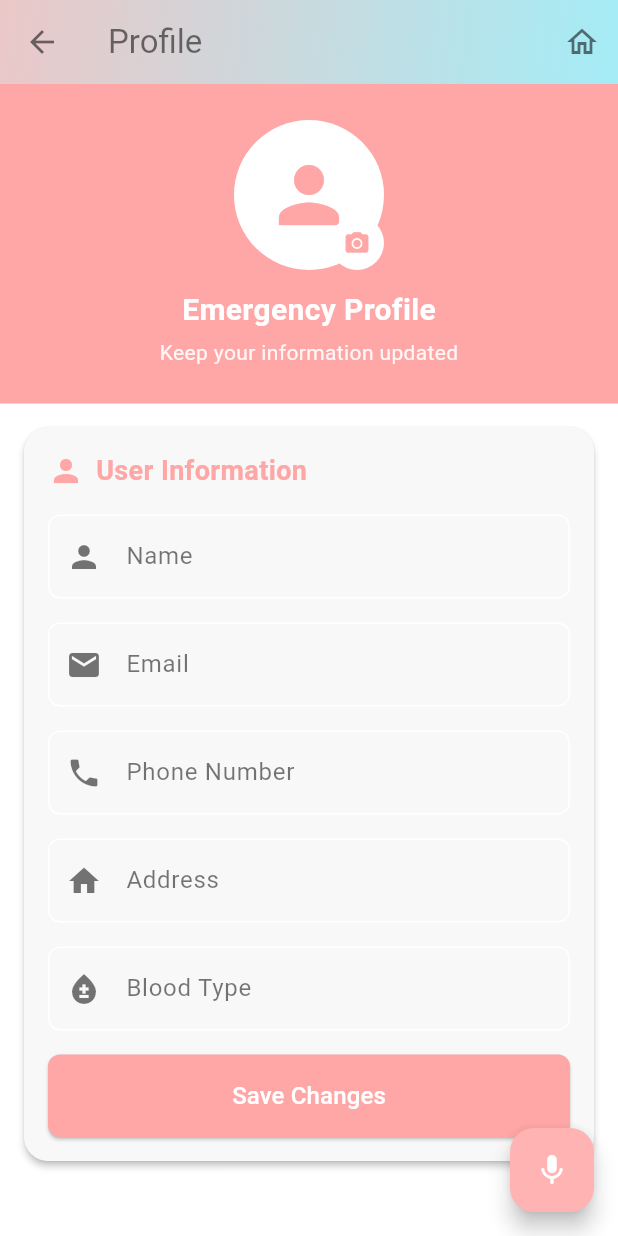
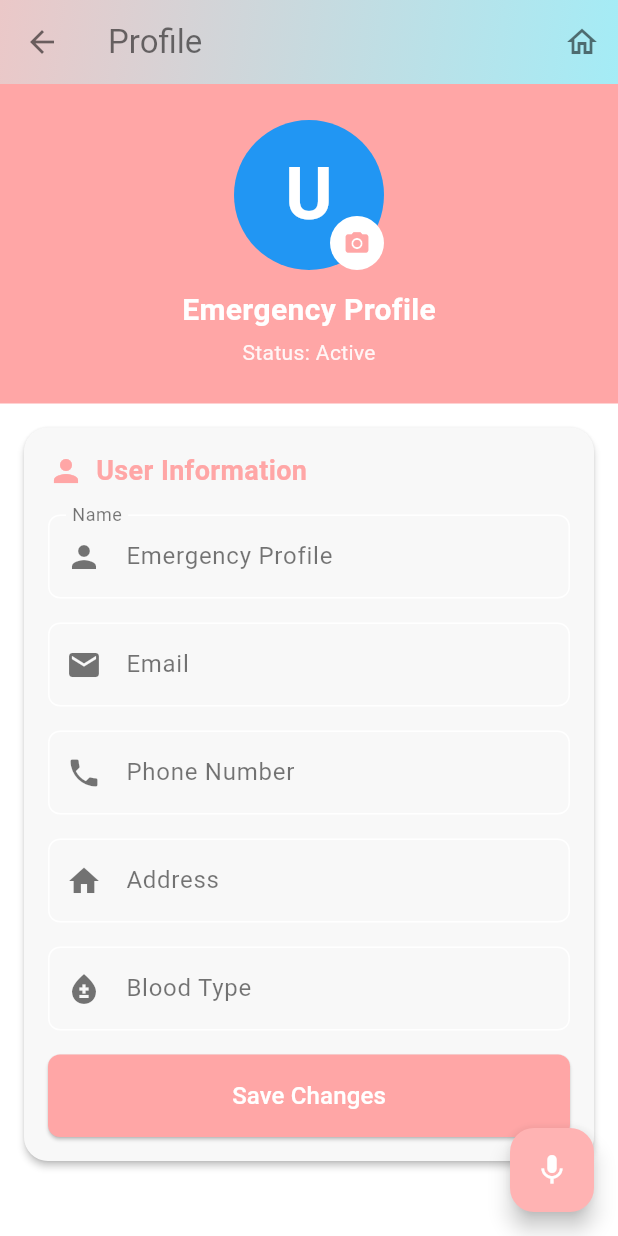
Before and after one commit to Hagerh/-BEACON-app-, a Flutter app: the ProfileScreen screen opened by its route, on a phone screen of 412 x 824 dp. Run offline on Flutter 3.47's test engine with Material 3 defaults, Android fonts, the light colour scheme and no system bars.

Commit message:
Refactor ProfileScreen to accept parameters and args

```diff
--- a/lib/presentation/screens/profile_screen.dart
+++ b/lib/presentation/screens/profile_screen.dart
@@ -1,11 +1,29 @@
 import 'package:flutter/material.dart';
-import 'package:projectdemo/presentation/widgets/footer_widget.dart';
 import 'package:projectdemo/presentation/widgets/profileImage_widget.dart';
 import 'package:projectdemo/presentation/widgets/userInfoCard_widget.dart';
 import 'package:projectdemo/presentation/widgets/voice_widget.dart';
 
 class ProfileScreen extends StatelessWidget {
-  const ProfileScreen({super.key});
+  final String? name;
+  final String? avatarLetter;
+  final Color? avatarColor;
+  final String? status;
+  final String? email;
+  final String? phone;
+  final String? address;
+  final String? bloodType;
+
+  const ProfileScreen({
+    super.key,
+    this.name,
+    this.avatarLetter,
+    this.avatarColor,
+    this.status,
+    this.email,
+    this.phone,
+    this.address,
+    this.bloodType,
+  });
 
   @override
   Widget build(BuildContext context) {
@@ -13,7 +31,15 @@ class ProfileScreen extends StatelessWidget {
       builder: (context, orientation) {
         final isLandscape = orientation == Orientation.landscape;
 
-        return Scaffold(
+
+  final args = ModalRoute.of(context)?.settings.arguments as Map<String, dynamic>?;
+  // for sake of compatibility with navigation that passes arguments                 !IMPORTANT BY JOJO ASK TEAM
+  final displayName = name ?? args?['name'] as String? ?? 'Emergency Profile';
+  final displayAvatar = avatarLetter ?? args?['avatar'] as String? ?? 'U';
+  final displayColor = avatarColor ?? args?['color'] as Color? ?? Colors.blue;
+  final displayStatus = status ?? args?['status'] as String? ?? 'Active';
+
+  return Scaffold(
           appBar: AppBar(
             actions: [
               IconButton(
@@ -41,7 +67,16 @@ class ProfileScreen extends StatelessWidget {
           body: isLandscape
               ? Row(
                   children: [
-                    SizedBox(width: 250, child: const ProfileimageWidget()),
+                    SizedBox(
+                      width: 250,
+                      child: ProfileimageWidget(
+                        avatarLetter: displayAvatar,
+                        avatarColor: displayColor,
+                        title: displayName,
+                        subtitle: 'Status: $displayStatus',
+                        showCamera: args == null,
+                      ),
+                    ),
 
                     const VerticalDivider(width: 1),
 
@@ -50,7 +85,14 @@ class ProfileScreen extends StatelessWidget {
                         child: Center(
                           child: Padding(
                             padding: const EdgeInsets.all(16.0),
-                            child: UserinfocardWidget(),
+                            child: UserinfocardWidget(
+                              name: displayName,
+                              email: email ?? args?['email'] as String? ?? '',
+                              phone: phone ?? args?['phone'] as String? ?? '',
+                              address: address ?? args?['address'] as String? ?? '',
+                              bloodType: bloodType ?? args?['bloodType'] as String? ?? '',
+                              editable: args == null,
+                            ),
                           ),
                         ),
                       ),
@@ -61,15 +103,30 @@ class ProfileScreen extends StatelessWidget {
                   child: Center(
                     child: Column(
                       children: [
-                        const ProfileimageWidget(),
+                        ProfileimageWidget(
+                          avatarLetter: displayAvatar,
+                          avatarColor: displayColor,
+                          title: displayName,
+                          subtitle: 'Status: $displayStatus',
+                          showCamera: args == null,
+                        ),
                         const SizedBox(height: 16),
-                        UserinfocardWidget(),
+                        UserinfocardWidget(
+                          name: displayName,
+                          email: email ?? args?['email'] as String? ?? '',
+                          phone: phone ?? args?['phone'] as String? ?? '',
+                          address: address ?? args?['address'] as String? ?? '',
+                          bloodType: bloodType ?? args?['bloodType'] as String? ?? '',
+                          editable: args == null,
+                        ),
                       ],
                     ),
                   ),
                 ),
 
           floatingActionButton: const VoiceWidget(),
+
+
         );
       },
     );
```
